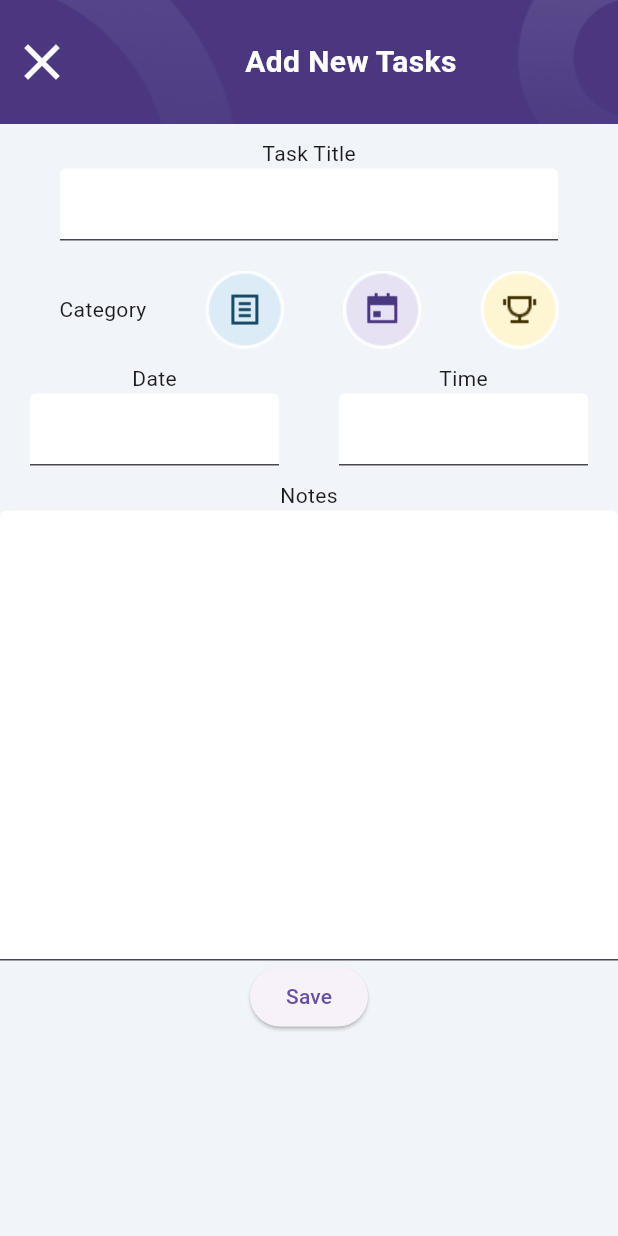
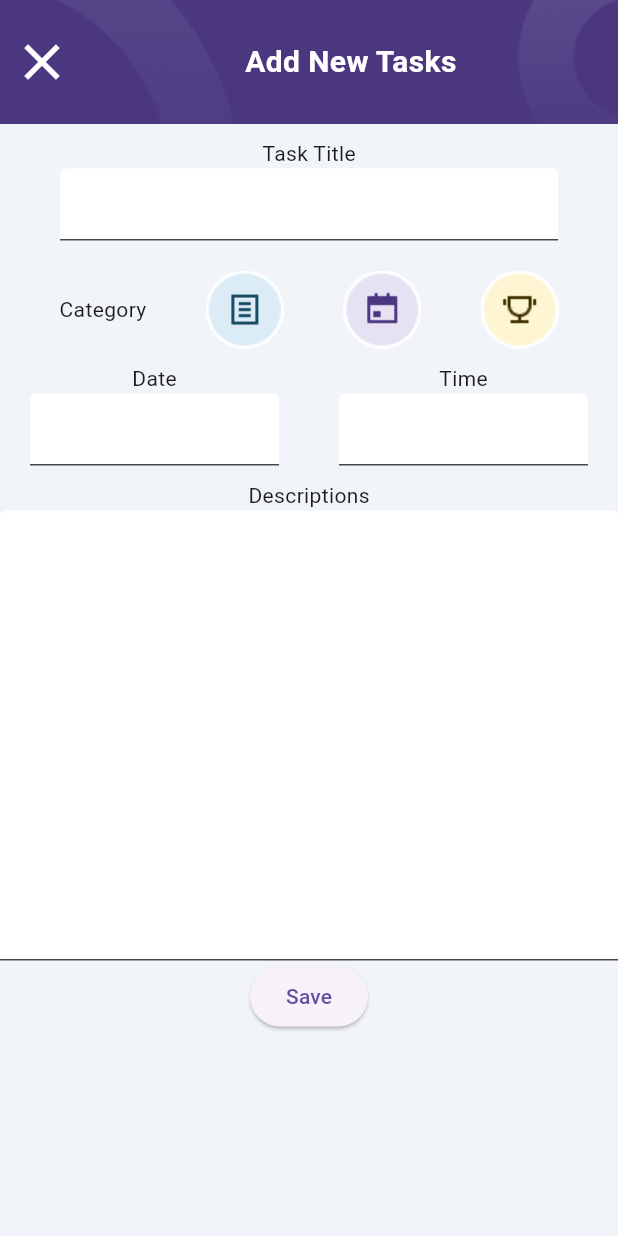
Before and after one commit to Surayya-code/todo_flutter, a Flutter app: the screen it shows after launch, after a tap on "Add New Task", on a phone screen of 412 x 824 dp. Run offline on Flutter 3.47's test engine with Material 3 defaults, Android fonts, the phone set to English and light mode, and no system bars; our stand-ins replace hexcolor.

Commit message:
textEditingController

```diff
--- a/lib/screens/add_new_tasks.dart
+++ b/lib/screens/add_new_tasks.dart
@@ -1,9 +1,25 @@
 import 'package:flutter/material.dart';
 import 'package:hexcolor/hexcolor.dart';
 import 'package:todo_flutter/constants/color.dart';
+import 'package:todo_flutter/constants/task_type.dart';
 
-class AddNewTasksScreen extends StatelessWidget {
-  const AddNewTasksScreen({super.key});
+import '../model/task.dart';
+
+class AddNewTasksScreen extends StatefulWidget {
+  const AddNewTasksScreen({super.key, required this.addNewTask});
+  final void Function(Task newTask) addNewTask;
+
+  @override
+  State<AddNewTasksScreen> createState() => _AddNewTasksScreenState();
+}
+
+class _AddNewTasksScreenState extends State<AddNewTasksScreen> {
+  TextEditingController titleController = TextEditingController();
+  TextEditingController dateController = TextEditingController();
+  TextEditingController timeController = TextEditingController();
+  TextEditingController descriptionController = TextEditingController();
+
+  TaskType taskType = TaskType.note;
 
   @override
   Widget build(BuildContext context) {
@@ -53,12 +69,13 @@ class AddNewTasksScreen extends StatelessWidget {
               padding: EdgeInsets.only(top: 10.0),
               child: Text("Task Title"),
             ),
-            const Padding(
-              padding: EdgeInsets.symmetric(
+            Padding(
+              padding: const EdgeInsets.symmetric(
                 horizontal: 40,
               ),
               child: TextField(
-                decoration: InputDecoration(
+                controller: titleController,
+                decoration: const InputDecoration(
                   filled: true,
                   fillColor: Colors.white,
                 ),
@@ -78,6 +95,9 @@ class AddNewTasksScreen extends StatelessWidget {
                           content: Text("Category selected"),
                         ),
                       );
+                      setState(() {
+                        taskType = TaskType.note;
+                      });
                     },
                     child: Image.asset("lib/assets/images/category_1.png"),
                   ),
@@ -89,6 +109,9 @@ class AddNewTasksScreen extends StatelessWidget {
                           content: Text("Category selected"),
                         ),
                       );
+                      setState(() {
+                        taskType = TaskType.calendar;
+                      });
                     },
                     child: Image.asset("lib/assets/images/category_2.png"),
                   ),
@@ -100,24 +123,28 @@ class AddNewTasksScreen extends StatelessWidget {
                           content: Text("Category selected"),
                         ),
                       );
+                      setState(() {
+                        taskType = TaskType.contest;
+                      });
                     },
                     child: Image.asset("lib/assets/images/category_3.png"),
                   ),
                 ],
               ),
             ),
-            const Padding(
-              padding: EdgeInsets.only(top: 10.0),
+            Padding(
+              padding: const EdgeInsets.only(top: 10.0),
               child: Row(
                 children: [
                   Expanded(
                     child: Column(
                       children: [
-                        Text("Date"),
+                        const Text("Date"),
                         Padding(
-                          padding: EdgeInsets.symmetric(horizontal: 20.0),
+                          padding: const EdgeInsets.symmetric(horizontal: 20.0),
                           child: TextField(
-                            decoration: InputDecoration(
+                            controller: dateController,
+                            decoration: const InputDecoration(
                                 filled: true, fillColor: Colors.white),
                           ),
                         ),
@@ -127,11 +154,12 @@ class AddNewTasksScreen extends StatelessWidget {
                   Expanded(
                     child: Column(
                       children: [
-                        Text("Time"),
+                        const Text("Time"),
                         Padding(
-                          padding: EdgeInsets.symmetric(horizontal: 20.0),
+                          padding: const EdgeInsets.symmetric(horizontal: 20.0),
                           child: TextField(
-                            decoration: InputDecoration(
+                            controller: timeController,
+                            decoration: const InputDecoration(
                                 filled: true, fillColor: Colors.white),
                           ),
                         )
@@ -143,20 +171,29 @@ class AddNewTasksScreen extends StatelessWidget {
             ),
             const Padding(
               padding: EdgeInsets.only(top: 10.0),
-              child: Text("Notes"),
+              child: Text("Descriptions"),
             ),
-            const SizedBox(
+            SizedBox(
               height: 300,
               child: TextField(
+                controller: descriptionController,
                 expands: true,
                 maxLines: null,
-                decoration: InputDecoration(
+                decoration: const InputDecoration(
                     filled: true, fillColor: Colors.white, isDense: true),
               ),
             ),
             ElevatedButton(
-              onPressed: () {},
-              child: Text("Save"),
+              onPressed: () {
+                Task newTask = Task(
+                    type: taskType,
+                    title: titleController.text,
+                    description: descriptionController.text,
+                    isCompleted: false);
+                widget.addNewTask(newTask);
+                Navigator.pop(context);
+              },
+              child: const Text("Save"),
             ),
           ],
         ),
--- a/lib/screens/home.dart
+++ b/lib/screens/home.dart
@@ -36,6 +36,12 @@ class _HomeScreenState extends State<HomeScreen> {
         description: "Marketing description",
         isCompleted: false),
   ];
+
+  void addNewTask(Task newTask) {
+    setState(() {
+      todo.add(newTask);
+    });
+  }
 
   List<Task> complited = [
     Task(
@@ -111,7 +117,9 @@ class _HomeScreenState extends State<HomeScreen> {
                   onPressed: () {
                     Navigator.of(context).push(
                       MaterialPageRoute(
-                        builder: (context) => const AddNewTasksScreen(),
+                        builder: (context) => AddNewTasksScreen(
+                          addNewTask: (newTask) => addNewTask(newTask),
+                        ),
                       ),
                     );
                   },
```
